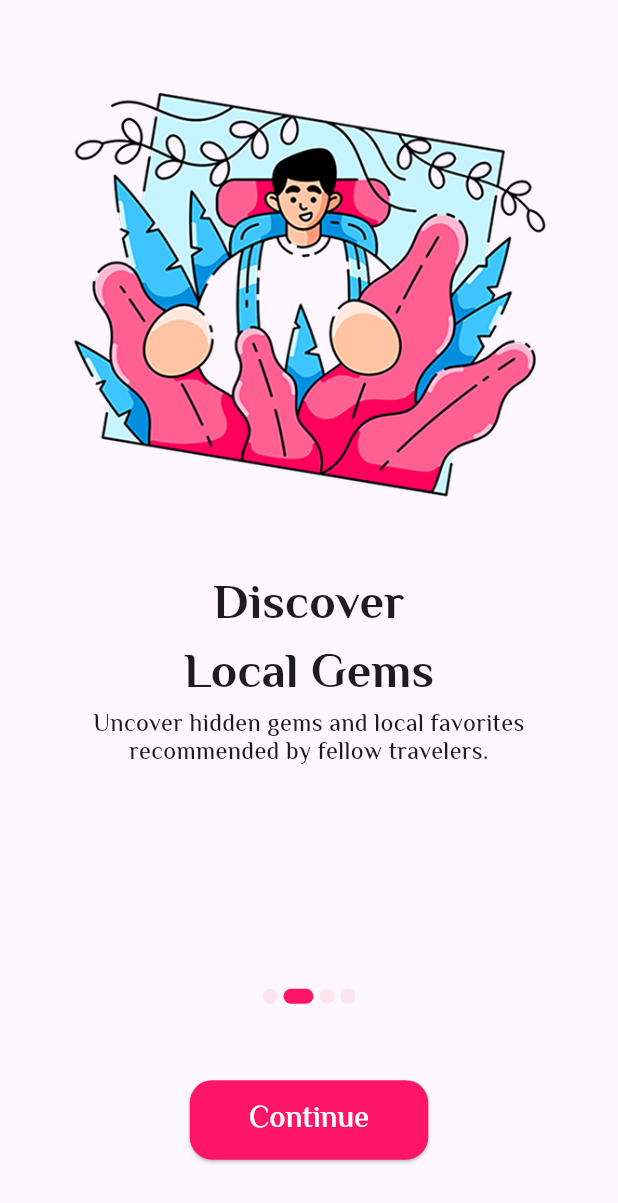
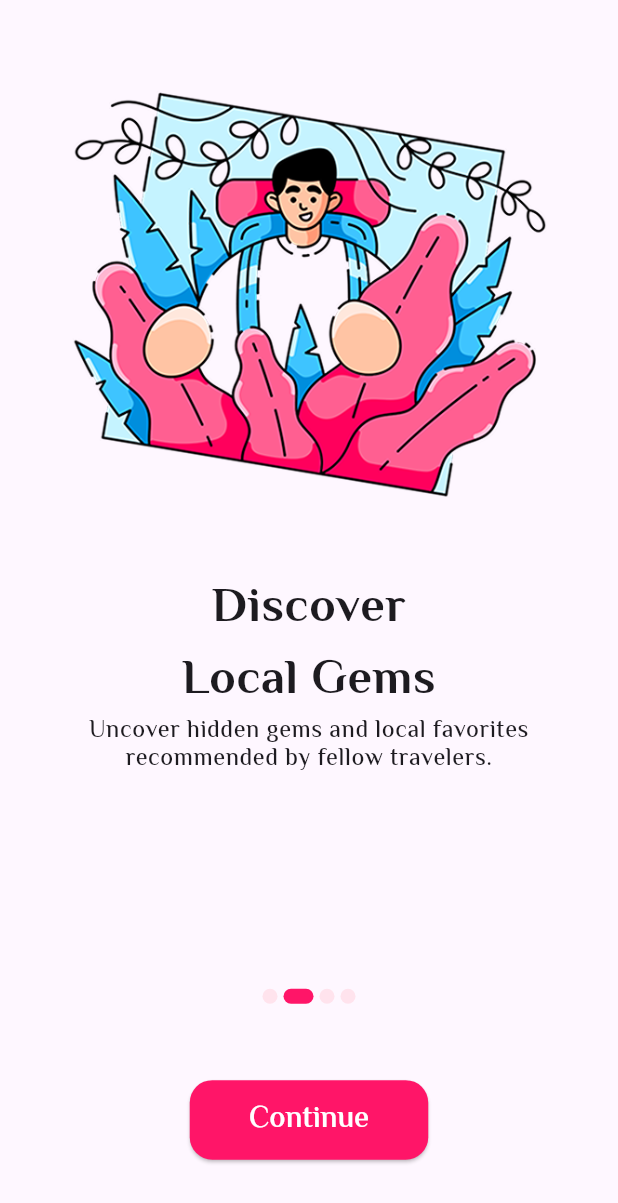
Before and after one commit to SA3D05/Ecommerce-App, a Flutter app: the screen it shows after launch, after a tap on "Continue", on a phone screen of 412 x 824 dp. Shown: the top 1203 px of the screen. Run offline on Flutter 3.47's test engine with Material 3 defaults, Android fonts, the phone set to English and light mode, and no system bars; our stand-ins replace get, shared_preferences.

Commit message:
initialize shared preferences service and update main app theme with El Messiri font

```diff
--- /dev/null
+++ b/lib/core/services/services.dart
@@ -0,0 +1,14 @@
+import 'package:get/get.dart';
+import 'package:shared_preferences/shared_preferences.dart';
+
+class AppServices extends GetxService {
+  late SharedPreferences sharedPreferences;
+  Future<AppServices> init() async {
+    sharedPreferences = await SharedPreferences.getInstance();
+    return this;
+  }
+}
+
+Future<void> initialServices() async {
+  await Get.putAsync(() async => await AppServices().init());
+}
--- a/lib/main.dart
+++ b/lib/main.dart
@@ -1,11 +1,14 @@
+import 'package:ecommerceapp/core/constant/font.dart';
+import 'package:ecommerceapp/core/services/services.dart';
 import 'package:ecommerceapp/routes.dart';
 import 'package:ecommerceapp/view/screen/on_boarding.dart';
 import 'package:flutter/material.dart';
 import 'package:flutter/services.dart';
 import 'package:get/get.dart';
 
-void main() {
+void main() async {
   WidgetsFlutterBinding.ensureInitialized();
+  await initialServices();
   SystemChrome.setEnabledSystemUIMode(SystemUiMode.manual, overlays: []);
 
   runApp(const MyApp());
@@ -21,8 +24,21 @@ class MyApp extends StatelessWidget {
       debugShowCheckedModeBanner: false,
       title: 'Flutter Demo',
       theme: ThemeData(
-        primaryColor: Colors.blue,
-      ),
+          fontFamily: "ElMessiri",
+          textTheme: TextTheme(
+              bodyLarge: TextStyle(
+                fontFamily: 'ElMessiri',
+                fontWeight:
+                    AppFont.bold, // يمكنك تجربة FontWeight.w400 أو w700 وهكذا
+                fontSize: 32,
+              ),
+              bodySmall: TextStyle(
+                height: 1.2,
+                fontFamily: 'ElMessiri',
+                fontWeight:
+                    AppFont.medium, // يمكنك تجربة FontWeight.w400 أو w700 وهكذا
+                fontSize: 16,
+              ))),
       home: OnBoarding(),
     );
   }
--- a/lib/view/widget/on_boarding/slide.dart
+++ b/lib/view/widget/on_boarding/slide.dart
@@ -1,5 +1,4 @@
 import 'package:ecommerceapp/controller/on_boarding_controller.dart';
-import 'package:ecommerceapp/core/constant/font.dart';
 import 'package:ecommerceapp/data/data_source/static/static.dart';
 import 'package:flutter/material.dart';
 import 'package:get/get.dart';
@@ -22,22 +21,13 @@ class SlideOnBoarding extends GetView<OnBoardingControllerImpl> {
               Text(
                 onBoardingList[index].title,
                 textAlign: TextAlign.center,
-                style: const TextStyle(
-                  fontFamily: 'ElMessiri',
-                  fontWeight:
-                      AppFont.bold, // يمكنك تجربة FontWeight.w400 أو w700 وهكذا
-                  fontSize: 32,
-                ),
+                style: Theme.of(context).textTheme.bodyLarge,
               ),
-              Text(onBoardingList[index].description,
-                  textAlign: TextAlign.center,
-                  style: const TextStyle(
-                    height: 1.2,
-                    fontFamily: 'ElMessiri',
-                    fontWeight: AppFont
-                        .medium, // يمكنك تجربة FontWeight.w400 أو w700 وهكذا
-                    fontSize: 16,
-                  )),
+              Text(
+                onBoardingList[index].description,
+                textAlign: TextAlign.center,
+                style: Theme.of(context).textTheme.bodySmall,
+              ),
             ],
           ),
         );
```
Also changed, not shown: pubspec.yaml (+2 -16 lines), pubspec.lock.
